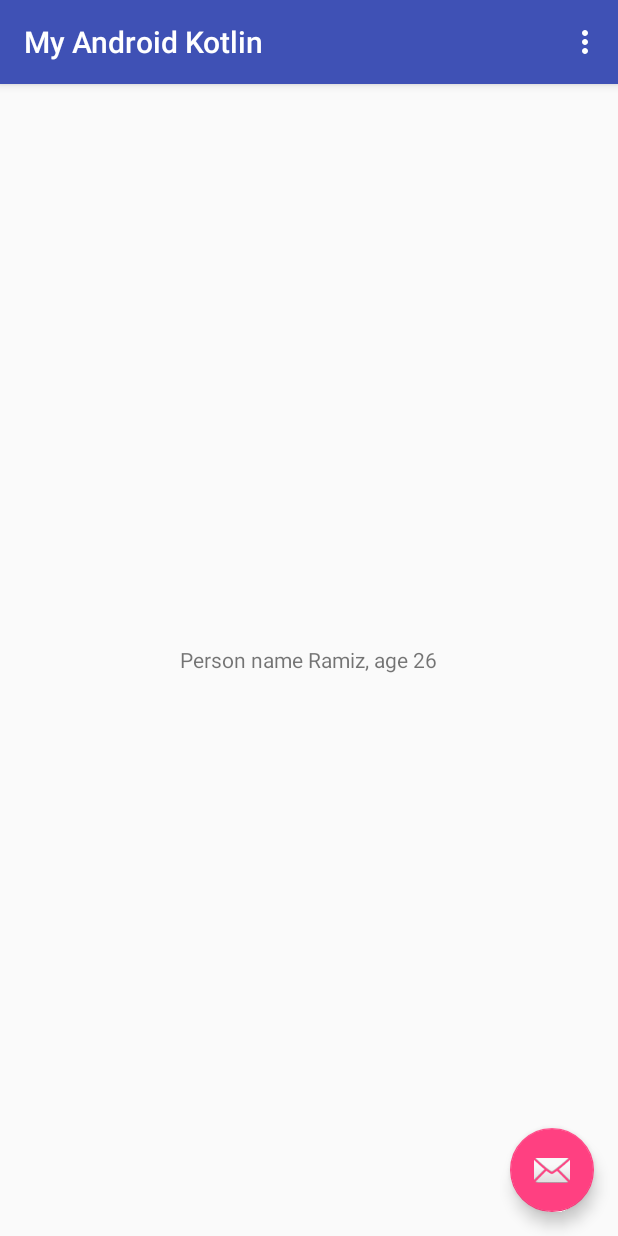
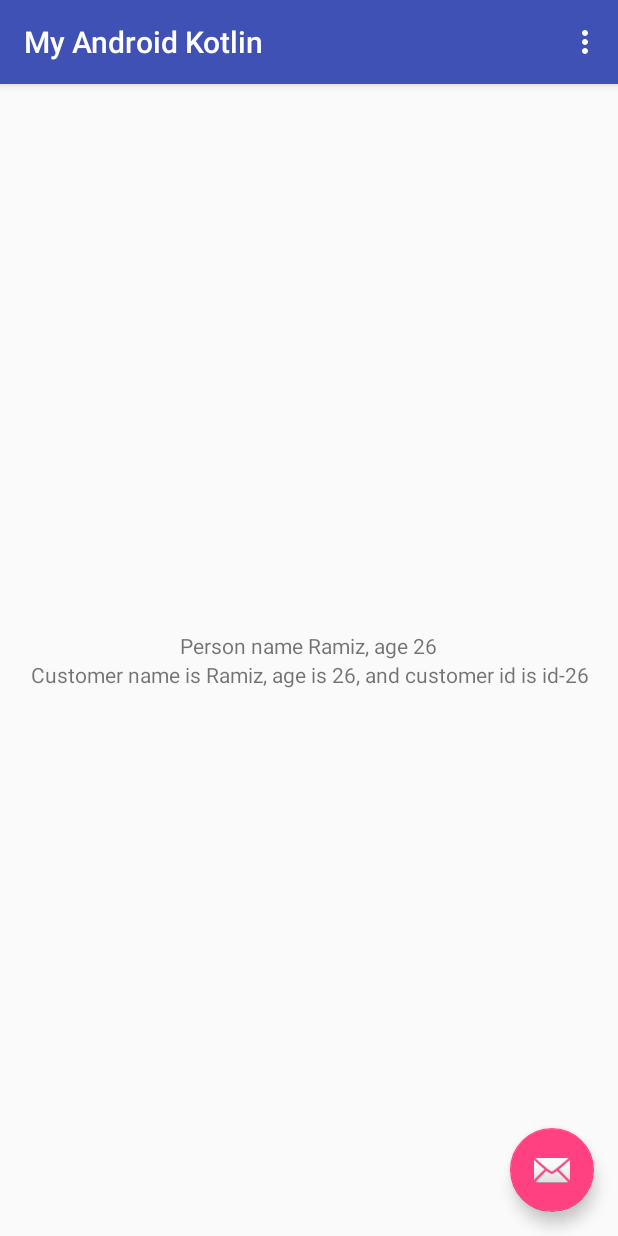
Before and after one commit to informramiz/android-with-kotlin, an Android app: the screen it shows after launch (MainActivity), on a phone screen of 412 x 824 dp. Run offline under Robolectric (Android 15) with nearby library versions, the phone set to English and light mode, and no system bars.

Commit message:
feat: Try polymorphism in Kotlin

```diff
--- a/MyAndroidKotlinApplication/app/src/main/java/com/materialdesign/ramiz/myandroidkotlin/Customer.kt
+++ b/MyAndroidKotlinApplication/app/src/main/java/com/materialdesign/ramiz/myandroidkotlin/Customer.kt
@@ -4,8 +4,16 @@ package com.materialdesign.ramiz.myandroidkotlin
  * Created by ramiz on 11/5/17.
  */
 class Customer(val id: String, override val name: String, override val age: Int) : Person(name, age) {
-    //secondary constructor
+    //secondary constructors
     constructor(customer: Customer) : this(customer.id, customer.name, customer.age) {
 
     }
+
+    constructor(id: String, person: Person) : this(id, person.name, person.age) {
+
+    }
+
+    override fun describe(): String {
+        return super.describe().replace("Person", "Customer") + ", and customer id is $id"
+    }
 }
--- a/MyAndroidKotlinApplication/app/src/main/java/com/materialdesign/ramiz/myandroidkotlin/MainActivity.kt
+++ b/MyAndroidKotlinApplication/app/src/main/java/com/materialdesign/ramiz/myandroidkotlin/MainActivity.kt
@@ -39,6 +39,9 @@ class MainActivity : AppCompatActivity() {
     private fun tryCustomObjects() {
         val person = Person("Ramiz", 26)
         textView.text = "Person name ${person.name}, age ${person.age}"
+
+        val customer: Person = Customer("id-26", person)
+        addTextViewWithText(customer.describe())
     }
 
     private fun tryLambdaExpressions() {
--- a/MyAndroidKotlinApplication/app/src/main/java/com/materialdesign/ramiz/myandroidkotlin/Person.kt
+++ b/MyAndroidKotlinApplication/app/src/main/java/com/materialdesign/ramiz/myandroidkotlin/Person.kt
@@ -7,13 +7,16 @@ import android.util.Log
  */
 
 open class Person(open val name: String, open val age: Int) {
-    val customerKey = name.toUpperCase()
 
     //secondary constructor
     constructor(person: Person) : this(person.name, person.age) {
 
     }
 
+    open fun describe(): String {
+        return "Person name is $name, age is $age"
+    }
+
     init {
         Log.i(javaClass.simpleName, "Person initialized with name $name and age $age")
     }
```
